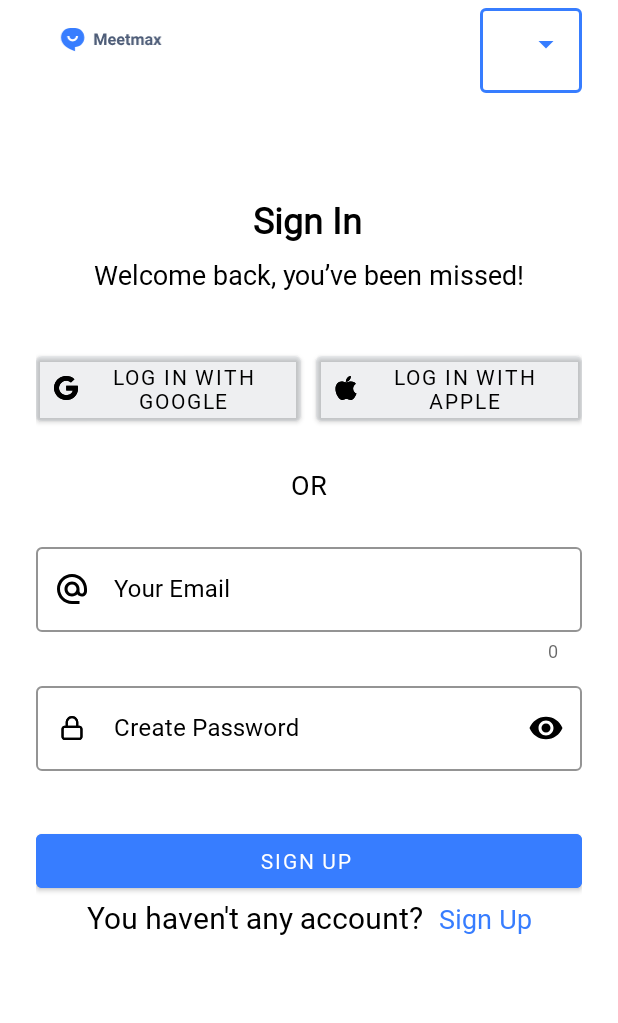
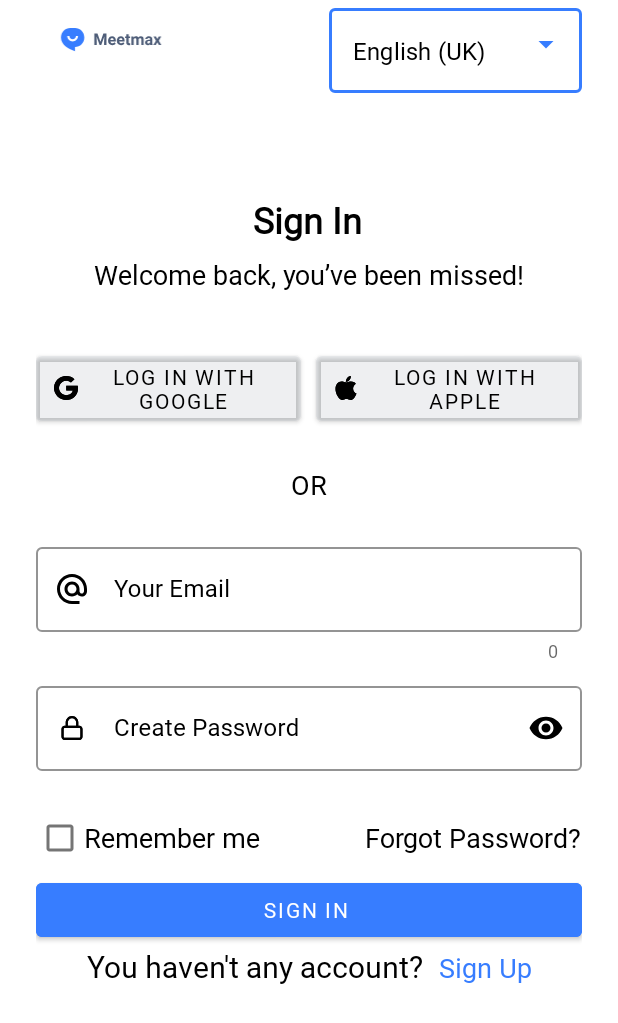
Before and after one commit to rafi-am7/Meetmax, an Android app: the SignIn screen opened directly, with no data from a screen before it, on a phone screen of 412 x 824 dp. Shown: the top 1023 px of the screen. Run offline under Robolectric (Android 15) with nearby library versions, the phone set to English and light mode, and no system bars.

Commit message:
Sign In Basic Functionalities

```diff
--- a/Meetmax/app/src/main/java/com/example/meetmax/SignIn.java
+++ b/Meetmax/app/src/main/java/com/example/meetmax/SignIn.java
@@ -1,6 +1,14 @@
 package com.example.meetmax;
 
+import android.content.Intent;
 import android.os.Bundle;
+import android.view.View;
+import android.widget.AdapterView;
+import android.widget.ArrayAdapter;
+import android.widget.AutoCompleteTextView;
+import android.widget.CheckBox;
+import android.widget.EditText;
+import android.widget.TextView;
 
 import androidx.activity.EdgeToEdge;
 import androidx.appcompat.app.AppCompatActivity;
@@ -8,8 +16,18 @@ import androidx.core.graphics.Insets;
 import androidx.core.view.ViewCompat;
 import androidx.core.view.WindowInsetsCompat;
 
+import com.google.android.material.button.MaterialButton;
+
+import java.util.ArrayList;
+
 public class SignIn extends AppCompatActivity {
-
+    AutoCompleteTextView languageTextView;
+    EditText passwordEditText, emailEditText;
+    String email, password;
+    MaterialButton signInButton;
+    TextView signUpButton,forgetPasswordButton;
+    CheckBox rememberMeCheckBox;
+    boolean checkBoxIsChecked;
     @Override
     protected void onCreate(Bundle savedInstanceState) {
         super.onCreate(savedInstanceState);
@@ -20,5 +38,72 @@ public class SignIn extends AppCompatActivity {
             v.setPadding(systemBars.left, systemBars.top, systemBars.right, systemBars.bottom);
             return insets;
         });
+        languageTextView=findViewById(R.id.language_manu_text_view);
+        emailEditText=findViewById(R.id.sign_in_email_edit_text);
+        passwordEditText=findViewById(R.id.sign_in_password_edit_text);
+        signInButton=findViewById(R.id.sign_in_button);
+        signUpButton=findViewById(R.id.sign_up_button);
+        forgetPasswordButton=findViewById(R.id.forget_password_button);
+        rememberMeCheckBox=findViewById(R.id.remeber_me_checkbox);
+
+
+
+        languageTextView.setAdapter(SignUp.languageAdapter);
+        if(SignUp.curLanguage!=null)
+        {
+            languageTextView.setText(SignUp.curLanguage, false);
+        }
+        else if (SignUp.languageList != null && !SignUp.languageList.isEmpty()) {
+            languageTextView.setText(SignUp.languageList.get(0), false);
+        }
+
+        languageTextView.setOnItemClickListener(new AdapterView.OnItemClickListener() {
+
+            @Override
+            public void onItemClick(AdapterView<?> parent, View view, int position, long id) {
+
+                SignUp.curLanguage = parent.getItemAtPosition(position).toString();
+                SignUp.setLanguage();
+            }
+        });
+
+        forgetPasswordButton.setOnClickListener(new View.OnClickListener() {
+            @Override
+            public void onClick(View view) {
+                goToForgetPasswordActivity();
+            }
+        });
+        signUpButton.setOnClickListener(new View.OnClickListener() {
+            @Override
+            public void onClick(View view) {
+                goToSignUpActivity();
+            }
+        });
+        signInButton.setOnClickListener(new View.OnClickListener() {
+            @Override
+            public void onClick(View view) {
+                signIn();
+            }
+        });
+
+    }
+    void goToForgetPasswordActivity()
+    {
+        Intent intent = new Intent(SignIn.this,ForgetPassword.class);
+        startActivity(intent);
+        finish();
+    }
+    void goToSignUpActivity()
+    {
+        Intent intent = new Intent(SignIn.this,SignUp.class);
+        startActivity(intent);
+        finish();
+
+    }
+    void signIn()
+    {
+        email=emailEditText.getText().toString();
+        password=passwordEditText.getText().toString();
+        checkBoxIsChecked = rememberMeCheckBox.isChecked();
     }
 }
--- a/Meetmax/app/src/main/res/layout/activity_sign_in.xml
+++ b/Meetmax/app/src/main/res/layout/activity_sign_in.xml
@@ -233,22 +233,47 @@ tools:context=".SignIn">
                 android:inputType="textPassword" />
 
         </com.google.android.material.textfield.TextInputLayout>
+        <RelativeLayout
+            android:id="@+id/sign_in_remember_me_layout"
+            app:layout_constraintTop_toBottomOf="@+id/sign_in_password_layout"
+            android:layout_width="match_parent"
+            android:layout_height="wrap_content">
+            <CheckBox
+                android:id="@+id/remeber_me_checkbox"
+                android:layout_width="wrap_content"
+                android:layout_height="wrap_content"
+                android:textColor="@color/black"
+                android:textSize="18sp"
+                android:layout_centerVertical="true"
+                android:text="Remember me"/>
+            <TextView
+                android:id="@+id/forget_password_button"
+                android:clickable="true"
+                android:layout_width="wrap_content"
+                android:layout_height="wrap_content"
+                android:textSize="18sp"
+                android:layout_centerVertical="true"
+                android:text="Forgot Password?"
+                android:textColor="@color/black"
+                android:layout_alignParentRight="true"
+                />
+
+        </RelativeLayout>
 
         <com.google.android.material.button.MaterialButton
             android:id="@+id/sign_in_button"
             style="@style/Widget.MaterialComponents.Button.Icon"
             android:layout_width="match_parent"
             android:layout_height="wrap_content"
-            android:layout_marginTop="15dp"
             android:layout_marginBottom="10dp"
             android:backgroundTint="@color/colorPrimary"
-            android:text="Sign Up"
+            android:text="Sign In"
             android:textColor="@color/white"
             app:iconGravity="end"
             app:iconTint="@color/white"
             app:layout_constraintEnd_toEndOf="parent"
             app:layout_constraintStart_toStartOf="parent"
-            app:layout_constraintTop_toBottomOf="@+id/sign_in_password_layout" />
+            app:layout_constraintTop_toBottomOf="@+id/sign_in_remember_me_layout" />
         <LinearLayout
             android:layout_width="wrap_content"
             android:orientation="horizontal"
```
Also changed, not shown: Meetmax/app/src/main/java/com/example/meetmax/SignUp.java (+8 -5 lines).
